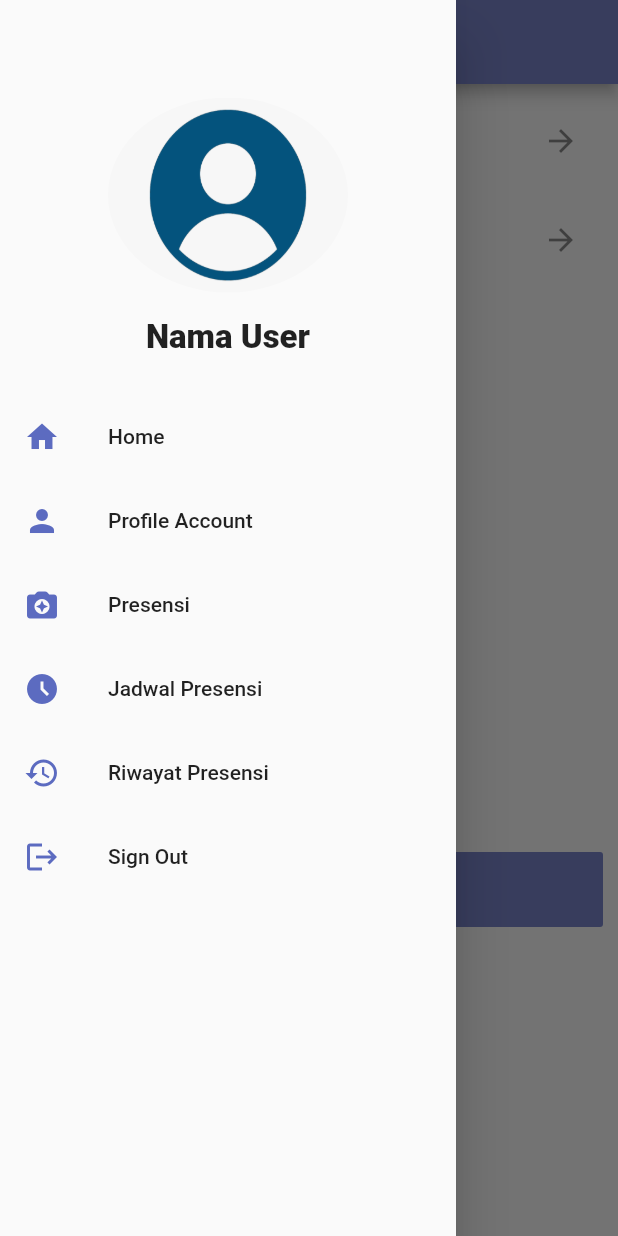
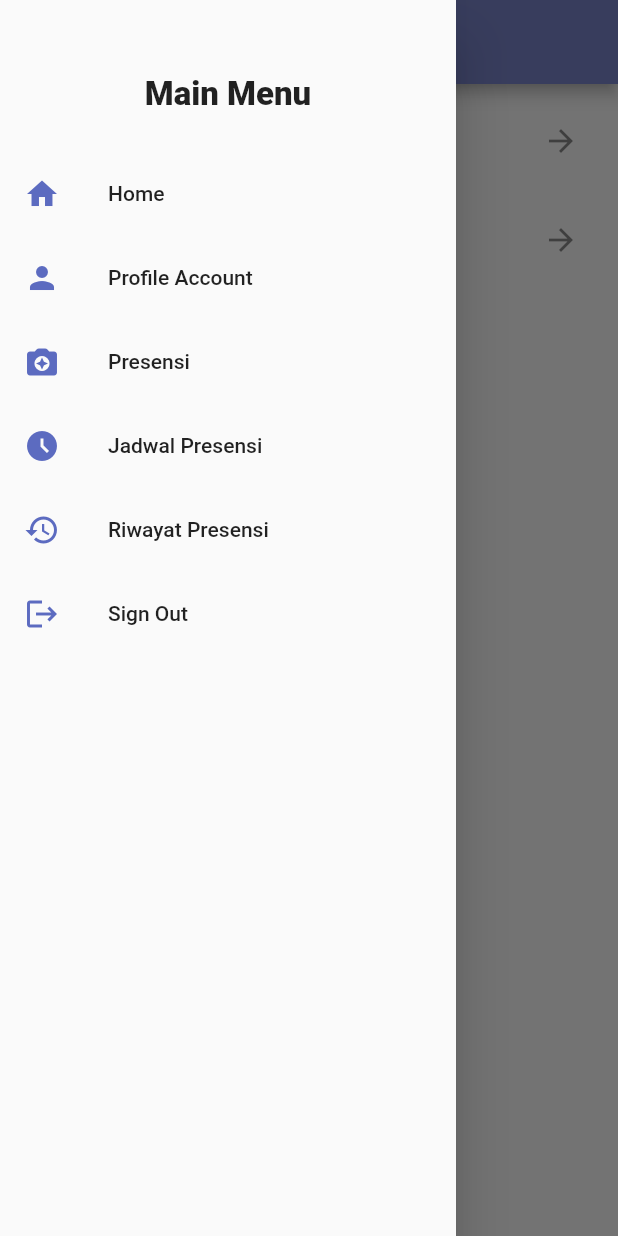
Before and after one commit to dewiokta/Flutter-Attendance, a Flutter app: the Presensi screen opened directly with empty values, with the side drawer open, on a phone screen of 412 x 824 dp. Run offline on Flutter 3.47's test engine with Material 2 defaults, Android fonts, the phone set to English and light mode, and no system bars; our stand-ins replace circular_profile_avatar, equatable, flutter_bloc, getwidget, image_picker, permission_handler and 1 more; accounts and stored records are empty.

Commit message:
profile menu (new)

```diff
--- a/lib/maindrawer.dart
+++ b/lib/maindrawer.dart
@@ -37,25 +37,8 @@ class _MaindrawState extends State<MainDrawer> {
             mainAxisAlignment: MainAxisAlignment.center,
             crossAxisAlignment: CrossAxisAlignment.center,
             children: [
-              CircleAvatar(
-                radius: 80,
-                backgroundColor: Color(00000),
-                child: ClipOval(
-                  child: SizedBox(
-                    width: 160.0,
-                    height: 130.0,
-                    child: Image.asset(
-                      "assets/images/user.png",
-                      fit: BoxFit.fill,
-                    ),
-                  ),
-                ),
-              ),
-              const SizedBox(
-                height: 2.0,
-              ),
               const Text(
-                " Nama User ",
+                " Main Menu ",
                 style: TextStyle(
                   fontSize: 22.0,
                   fontWeight: FontWeight.w800,
--- a/lib/pages/presensi/presensi.dart
+++ b/lib/pages/presensi/presensi.dart
@@ -56,16 +56,6 @@ class _PresensiState extends State<Presensi> {
               trailing: const Icon(Icons.arrow_forward),
             ),
             const SizedBox(height: 380),
-            FlatButton(
-              onPressed: () {},
-              child: const Text(
-                "Presensi",
-                style: TextStyle(color: Colors.white, fontSize: 18),
-              ),
-              color: kPrimaryColor,
-              minWidth: 400,
-              height: 50,
-            ),
           ],
         ),
       ),
```
Also changed, not shown: lib/pages/profile/profile.dart (+71 -14 lines), lib/theme.dart (added, +18 -0 lines).
